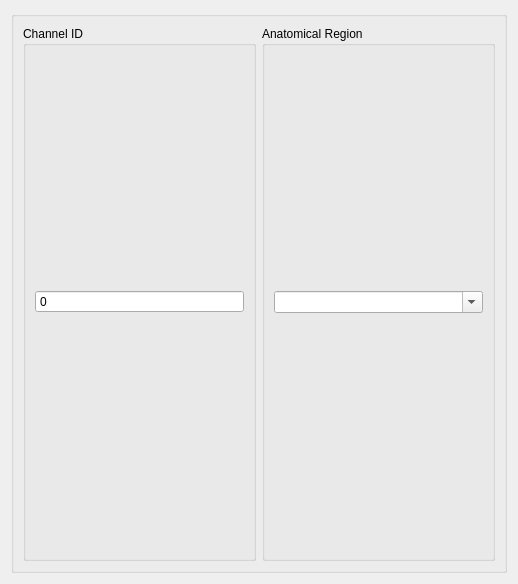
Neurotechnology-at-ETH-Zurich/IMPLAnT, file ephys/tab_popups_ephys.ui: the form before one commit.
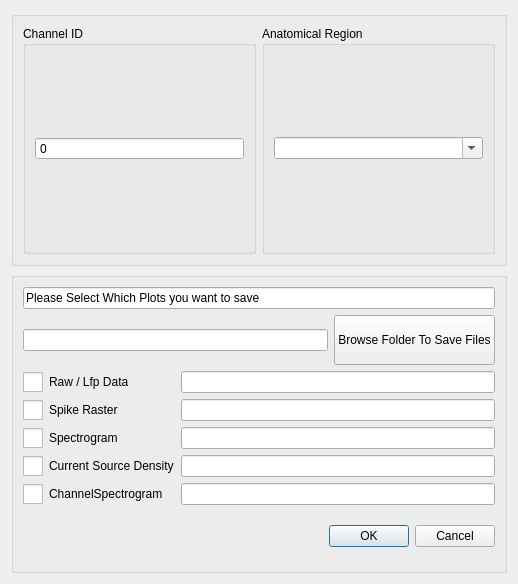
The form after the commit.

Commit message: Export Plots as Images button to ephys tab

```diff
--- a/ephys/tab_popups_ephys.ui
+++ b/ephys/tab_popups_ephys.ui
@@ -73,6 +73,229 @@
      </layout>
     </widget>
    </item>
+   <item row="1" column="0">
+    <widget class="QGroupBox" name="groupBox_3">
+     <property name="title">
+      <string/>
+     </property>
+     <layout class="QGridLayout" name="gridLayout">
+      <item row="3" column="0">
+       <widget class="QCheckBox" name="checkBox_saveTrace">
+        <property name="minimumSize">
+         <size>
+          <width>0</width>
+          <height>0</height>
+         </size>
+        </property>
+        <property name="sizeIncrement">
+         <size>
+          <width>0</width>
+          <height>0</height>
+         </size>
+        </property>
+        <property name="styleSheet">
+         <string notr="true">QCheckBox::indicator {
+     width: 20px;
+     height: 20px;
+}
+</string>
+        </property>
+        <property name="text">
+         <string>Raw / Lfp Data</string>
+        </property>
+        <property name="iconSize">
+         <size>
+          <width>40</width>
+          <height>40</height>
+         </size>
+        </property>
+       </widget>
+      </item>
+      <item row="10" column="1" colspan="2">
+       <widget class="QDialogButtonBox" name="buttonBox_okcancel">
+        <property name="minimumSize">
+         <size>
+          <width>0</width>
+          <height>50</height>
+         </size>
+        </property>
+        <property name="standardButtons">
+         <set>QDialogButtonBox::Cancel|QDialogButtonBox::Ok</set>
+        </property>
+       </widget>
+      </item>
+      <item row="9" column="0">
+       <widget class="QCheckBox" name="checkBox_saveChannelSpectrogram">
+        <property name="minimumSize">
+         <size>
+          <width>0</width>
+          <height>0</height>
+         </size>
+        </property>
+        <property name="sizeIncrement">
+         <size>
+          <width>0</width>
+          <height>0</height>
+         </size>
+        </property>
+        <property name="styleSheet">
+         <string notr="true">QCheckBox::indicator {
+     width: 20px;
+     height: 20px;
+}
+</string>
+        </property>
+        <property name="text">
+         <string>ChannelSpectrogram</string>
+        </property>
+        <property name="iconSize">
+         <size>
+          <width>40</width>
+          <height>40</height>
+         </size>
+        </property>
+       </widget>
+      </item>
+      <item row="6" column="0">
+       <widget class="QCheckBox" name="checkBox_saveSpikeRuster">
+        <property name="minimumSize">
+         <size>
+          <width>0</width>
+          <height>0</height>
+         </size>
+        </property>
+        <property name="sizeIncrement">
+         <size>
+          <width>0</width>
+          <height>0</height>
+         </size>
+        </property>
+        <property name="styleSheet">
+         <string notr="true">QCheckBox::indicator {
+     width: 20px;
+     height: 20px;
+}
+</string>
+        </property>
+        <property name="text">
+         <string>Spike Raster</string>
+        </property>
+        <property name="iconSize">
+         <size>
+          <width>40</width>
+          <height>40</height>
+         </size>
+        </property>
+       </widget>
+      </item>
+      <item row="8" column="0">
+       <widget class="QCheckBox" name="checkBox_saveCSD">
+        <property name="minimumSize">
+         <size>
+          <width>0</width>
+          <height>0</height>
+         </size>
+        </property>
+        <property name="sizeIncrement">
+         <size>
+          <width>0</width>
+          <height>0</height>
+         </size>
+        </property>
+        <property name="styleSheet">
+         <string notr="true">QCheckBox::indicator {
+     width: 20px;
+     height: 20px;
+}
+</string>
+        </property>
+        <property name="text">
+         <string>Current Source Density</string>
+        </property>
+        <property name="iconSize">
+         <size>
+          <width>40</width>
+          <height>40</height>
+         </size>
+        </property>
+       </widget>
+      </item>
+      <item row="7" column="0">
+       <widget class="QCheckBox" name="checkBox_saveSpectrogram">
+        <property name="minimumSize">
+         <size>
+          <width>0</width>
+          <height>0</height>
+         </size>
+        </property>
+        <property name="sizeIncrement">
+         <size>
+          <width>0</width>
+          <height>0</height>
+         </size>
+        </property>
+        <property name="styleSheet">
+         <string notr="true">QCheckBox::indicator {
+     width: 20px;
+     height: 20px;
+}
+</string>
+        </property>
+        <property name="text">
+         <string>Spectrogram</string>
+        </property>
+        <property name="iconSize">
+         <size>
+          <width>40</width>
+          <height>40</height>
+         </size>
+        </property>
+       </widget>
+      </item>
+      <item row="1" column="2">
+       <widget class="QPushButton" name="pushButton_folder">
+        <property name="minimumSize">
+         <size>
+          <width>0</width>
+          <height>50</height>
+         </size>
+        </property>
+        <property name="text">
+         <string>Browse Folder To Save Files</string>
+        </property>
+       </widget>
+      </item>
+      <item row="1" column="0" colspan="2">
+       <widget class="QLineEdit" name="lineEdit"/>
+      </item>
+      <item row="3" column="1" colspan="2">
+       <widget class="QLineEdit" name="lineEdit_saveTrace"/>
+      </item>
+      <item row="6" column="1" colspan="2">
+       <widget class="QLineEdit" name="lineEdit_saveSpikeRuster"/>
+      </item>
+      <item row="7" column="1" colspan="2">
+       <widget class="QLineEdit" name="lineEdit_saveSpectrogram"/>
+      </item>
+      <item row="8" column="1" colspan="2">
+       <widget class="QLineEdit" name="lineEdit_saveCSD"/>
+      </item>
+      <item row="9" column="1" colspan="2">
+       <widget class="QLineEdit" name="lineEdit_saveChannelSpectrogram"/>
+      </item>
+      <item row="0" column="0" colspan="3">
+       <widget class="QLineEdit" name="lineEdit_title">
+        <property name="text">
+         <string>Please Select Which Plots you want to save</string>
+        </property>
+        <property name="readOnly">
+         <bool>true</bool>
+        </property>
+       </widget>
+      </item>
+     </layout>
+    </widget>
+   </item>
   </layout>
  </widget>
  <tabstops>
```
The commit also changes 1 other file.
